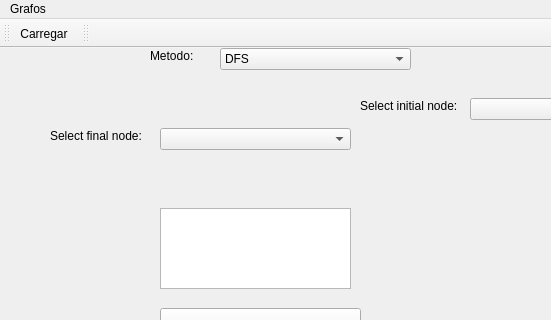
Qt form mainwindow.ui (viniforte/Grafos) before a commit; both pictures show x 0 to 551 and y 0 to 320 of the 685 by 421 pixel window.
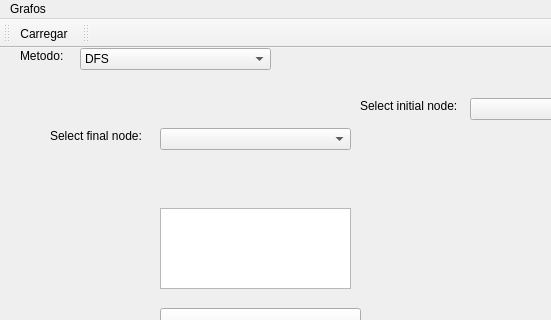
The same form after that commit.

Diff of the .ui file:
```diff
--- a/mainwindow.ui
+++ b/mainwindow.ui
@@ -86,7 +86,7 @@
    <widget class="QComboBox" name="cdMetodo">
     <property name="geometry">
      <rect>
-      <x>220</x>
+      <x>80</x>
       <y>0</y>
       <width>191</width>
       <height>22</height>
@@ -131,7 +131,7 @@
    <widget class="QLabel" name="labelInicial_2">
     <property name="geometry">
      <rect>
-      <x>150</x>
+      <x>20</x>
       <y>0</y>
       <width>71</width>
       <height>16</height>
```
